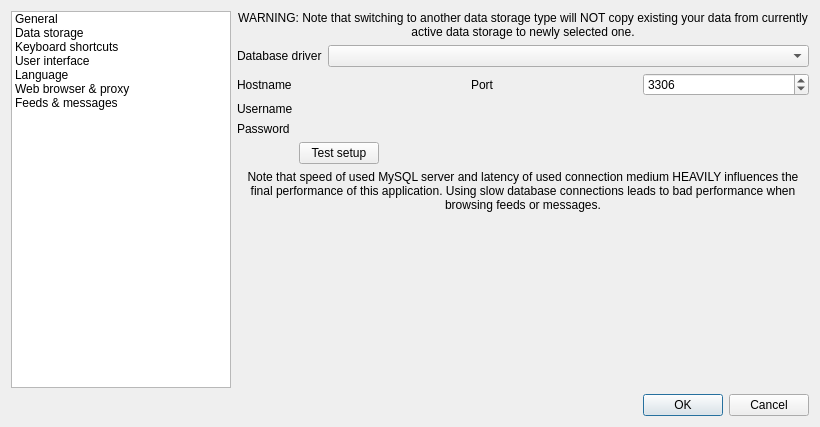
This is src/gui/formsettings.ui in martinrotter/rssguard as Qt 5 draws it before an edit. The edited form follows.
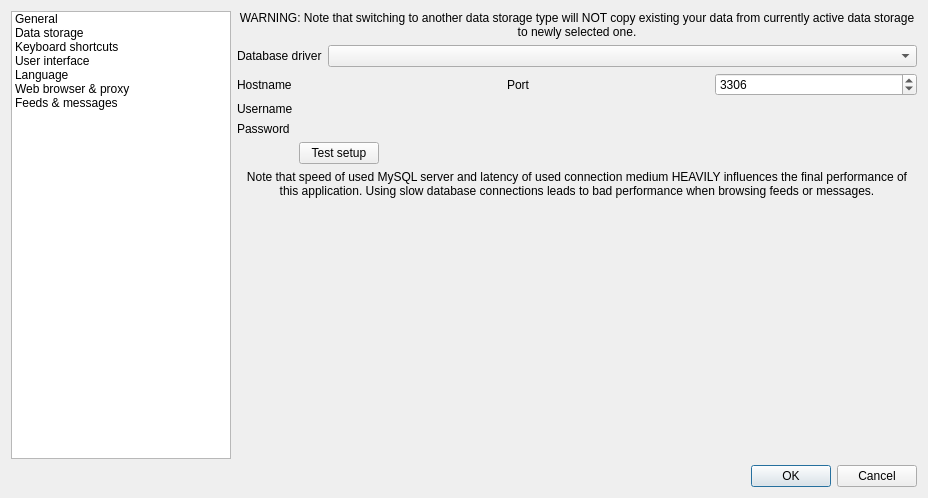
This is the edited form. Custom widgets are drawn as their Qt base class.

Patch:
```diff
--- a/src/gui/formsettings.ui
+++ b/src/gui/formsettings.ui
@@ -6,8 +6,8 @@
    <rect>
     <x>0</x>
     <y>0</y>
-    <width>820</width>
-    <height>427</height>
+    <width>928</width>
+    <height>498</height>
    </rect>
   </property>
   <property name="windowTitle">
```
